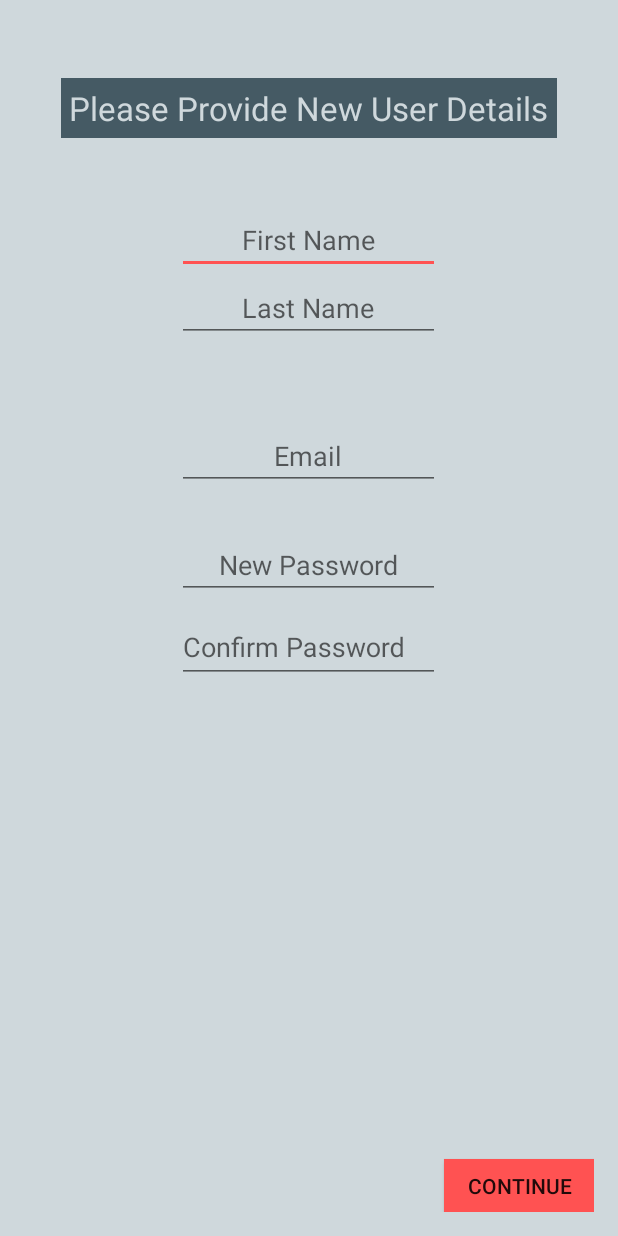
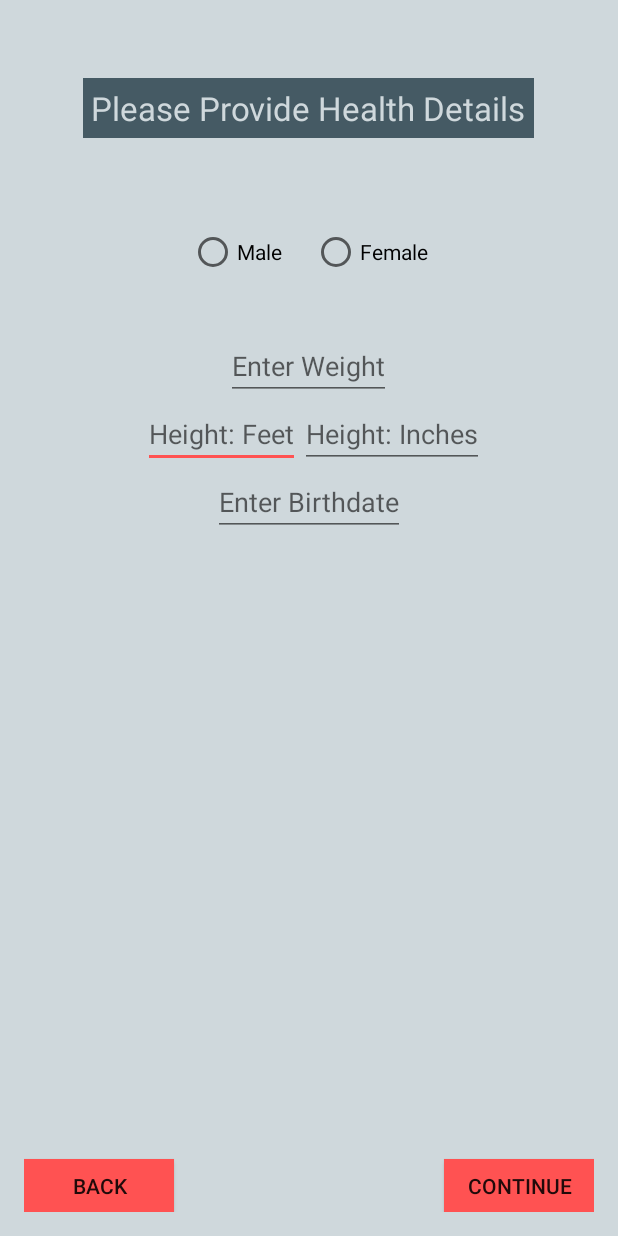
Before and after one commit to benviss/epic-android-fitnessapp, an Android app: the layout activity_sign_up.xml on its own in the app's theme, with its tools: preview values and no code run, on a phone screen of 412 x 824 dp. Run offline under Robolectric (Android 15) with nearby library versions, the phone set to English and light mode, and no system bars.

Commit message:
add saved exercises view port, adjusted sign ups

```diff
--- a/app/src/main/res/layout/activity_sign_up.xml
+++ b/app/src/main/res/layout/activity_sign_up.xml
@@ -18,6 +18,124 @@
     <RelativeLayout
         android:layout_width="match_parent"
         android:layout_height="match_parent"
+        android:id="@+id/healthInfoView">
+
+        <TextView
+            android:layout_width="wrap_content"
+            android:layout_height="wrap_content"
+            android:textAppearance="?android:attr/textAppearanceLarge"
+            android:text="Please Provide Health Details"
+            android:id="@+id/viewTitleHealth"
+            android:background="@color/colorPrimaryDark"
+            android:padding="5dp"
+            android:textColor="@color/colorPrimaryLight"
+            android:layout_marginTop="36dp"
+            android:layout_alignParentTop="true"
+            android:layout_centerHorizontal="true" />
+
+        <EditText
+            android:layout_width="wrap_content"
+            android:layout_height="wrap_content"
+            android:id="@+id/userHeight"
+            android:hint="Height: Feet"
+            android:nextFocusDown="@+id/userWeightInput"
+            android:layout_below="@+id/userWeightInput"
+            android:layout_alignLeft="@+id/viewTitleHealth"
+            android:layout_alignStart="@+id/viewTitleHealth"
+            android:layout_marginLeft="40dp"
+            android:layout_marginStart="40dp" />
+
+        <EditText
+            android:layout_width="wrap_content"
+            android:layout_height="wrap_content"
+            android:id="@+id/userWeightInput"
+            android:nextFocusDown="@+id/userBirthInput"
+            android:hint="Enter Weight"
+            android:layout_below="@+id/viewTitleHealth"
+            android:layout_centerHorizontal="true"
+            android:layout_marginTop="129dp"
+            android:inputType="number" />
+
+        <EditText
+            android:layout_width="wrap_content"
+            android:layout_height="wrap_content"
+            android:id="@+id/userBirthInput"
+            android:hint="Enter Birthdate"
+            android:inputType="date"
+            android:layout_below="@+id/userHeight"
+            android:layout_centerHorizontal="true" />
+
+        <Button
+            style="?android:attr/buttonStyleSmall"
+            android:layout_width="wrap_content"
+            android:layout_height="35dp"
+            android:text="Back"
+            android:id="@+id/backButton1"
+            android:background="@color/colorAccent"
+            android:minWidth="100dp"
+            android:onClick="onClickBack"
+            android:layout_alignParentBottom="true"
+            android:layout_alignParentLeft="true"
+            android:layout_alignParentStart="true" />
+
+        <Button
+            style="?android:attr/buttonStyleSmall"
+            android:layout_width="wrap_content"
+            android:layout_height="35dp"
+            android:text="Continue"
+            android:id="@+id/continueButton2"
+            android:background="@color/colorAccent"
+            android:minWidth="100dp"
+            android:onClick="onClickContinue"
+            android:layout_alignParentBottom="true"
+            android:layout_alignParentRight="true"
+            android:layout_alignParentEnd="true" />
+
+        <LinearLayout
+            android:orientation="horizontal"
+            android:layout_width="match_parent"
+            android:layout_height="wrap_content"
+            android:gravity="center_horizontal"
+            android:id="@+id/linearLayout"
+            android:layout_below="@+id/viewTitleHealth"
+            android:layout_alignParentLeft="true"
+            android:layout_alignParentStart="true"
+            android:layout_marginTop="60dp">
+
+            <RadioButton
+                android:layout_width="wrap_content"
+                android:layout_height="wrap_content"
+                android:text="Male"
+                android:id="@+id/userGenderMaleRadio"
+                android:checked="false"
+                android:paddingRight="20dp"
+                android:onClick="onClickGenderSet" />
+
+            <RadioButton
+                android:layout_width="wrap_content"
+                android:layout_height="wrap_content"
+                android:text="Female"
+                android:id="@+id/userGenderFemaleRadio"
+                android:checked="false"
+                android:onClick="onClickGenderSet" />
+        </LinearLayout>
+
+        <EditText
+            android:layout_width="wrap_content"
+            android:layout_height="wrap_content"
+            android:id="@+id/userIncheskaka"
+            android:hint="Height: Inches"
+            android:nextFocusDown="@+id/userWeightInput"
+            android:layout_below="@+id/userWeightInput"
+            android:layout_toRightOf="@+id/userHeight"
+            android:layout_toEndOf="@+id/userHeight" />
+
+
+    </RelativeLayout>
+
+    <RelativeLayout
+        android:layout_width="match_parent"
+        android:layout_height="match_parent"
         android:clickable="true"
         android:id="@+id/contactInfoView">
         <EditText
@@ -26,6 +144,7 @@
             android:id="@+id/newUserFirstName"
             android:layout_marginTop="121dp"
             android:hint="First Name"
+            android:nextFocusDown="@+id/newUserLastName"
             android:inputType="text"
             android:text=""
             android:layout_alignParentTop="true"
@@ -36,6 +155,7 @@
             android:layout_width="wrap_content"
             android:layout_height="wrap_content"
             android:id="@+id/newUserLastName"
+            android:nextFocusDown="@+id/newEmail"
             android:hint="Last Name"
             android:inputType="text"
             android:text=""
@@ -48,6 +168,7 @@
             android:layout_width="wrap_content"
             android:layout_height="wrap_content"
             android:id="@+id/newEmail"
+            android:nextFocusDown="@+id/newUserPassword"
             android:hint="Email"
             android:inputType="text"
             android:text=""
@@ -61,6 +182,7 @@
             android:layout_height="wrap_content"
             android:id="@+id/newUserPassword"
             android:hint="New Password"
+            android:nextFocusDown="@+id/confirmPassword"
             android:inputType="textPassword"
             android:minWidth="175dp"
             android:textAlignment="center"
@@ -176,7 +298,7 @@
                 android:layout_width="wrap_content"
                 android:layout_height="wrap_content"
                 android:text="MaintainWeight"
-                android:id="@+id/radioButton2"
+                android:id="@+id/maintainWeight"
                 android:layout_gravity="center_horizontal"
                 android:checked="false"
                 android:onClick="onClickUserGoal" />
@@ -210,108 +332,6 @@
 
     </RelativeLayout>
 
-    <RelativeLayout
-        android:layout_width="match_parent"
-        android:layout_height="match_parent"
-        android:id="@+id/healthInfoView">
-
-        <TextView
-            android:layout_width="wrap_content"
-            android:layout_height="wrap_content"
-            android:textAppearance="?android:attr/textAppearanceLarge"
-            android:text="Please Provide Health Details"
-            android:id="@+id/viewTitleHealth"
-            android:background="@color/colorPrimaryDark"
-            android:padding="5dp"
-            android:textColor="@color/colorPrimaryLight"
-            android:layout_marginTop="36dp"
-            android:layout_alignParentTop="true"
-            android:layout_centerHorizontal="true" />
-
-        <EditText
-            android:layout_width="wrap_content"
-            android:layout_height="wrap_content"
-            android:id="@+id/userHeightInput"
-            android:hint="Enter Height"
-            android:layout_below="@+id/userWeightInput"
-            android:layout_centerHorizontal="true" />
-
-        <EditText
-            android:layout_width="wrap_content"
-            android:layout_height="wrap_content"
-            android:id="@+id/userWeightInput"
-            android:hint="Enter Weight"
-            android:layout_below="@+id/viewTitleHealth"
-            android:layout_centerHorizontal="true"
-            android:layout_marginTop="129dp"
-            android:inputType="number" />
-
-        <EditText
-            android:layout_width="wrap_content"
-            android:layout_height="wrap_content"
-            android:id="@+id/userBirthInput"
-            android:hint="Enter Birthdate"
-            android:inputType="date"
-            android:layout_below="@+id/userHeightInput"
-            android:layout_centerHorizontal="true" />
-
-        <Button
-            style="?android:attr/buttonStyleSmall"
-            android:layout_width="wrap_content"
-            android:layout_height="35dp"
-            android:text="Back"
-            android:id="@+id/backButton1"
-            android:background="@color/colorAccent"
-            android:minWidth="100dp"
-            android:onClick="onClickBack"
-            android:layout_alignParentBottom="true"
-            android:layout_alignParentLeft="true"
-            android:layout_alignParentStart="true" />
-
-        <Button
-            style="?android:attr/buttonStyleSmall"
-            android:layout_width="wrap_content"
-            android:layout_height="35dp"
-            android:text="Continue"
-            android:id="@+id/continueButton2"
-            android:background="@color/colorAccent"
-            android:minWidth="100dp"
-            android:onClick="onClickContinue"
-            android:layout_alignParentBottom="true"
-            android:layout_alignParentRight="true"
-            android:layout_alignParentEnd="true" />
-
-        <LinearLayout
-            android:orientation="horizontal"
-            android:layout_width="match_parent"
-            android:layout_height="wrap_content"
-            android:gravity="center_horizontal"
-            android:id="@+id/linearLayout"
-            android:layout_below="@+id/viewTitleHealth"
-            android:layout_alignParentLeft="true"
-            android:layout_alignParentStart="true"
-            android:layout_marginTop="60dp">
-
-            <RadioButton
-                android:layout_width="wrap_content"
-                android:layout_height="wrap_content"
-                android:text="Male"
-                android:id="@+id/userGenderMaleRadio"
-                android:checked="false"
-                android:paddingRight="20dp"
-                android:onClick="onClickGenderSet" />
-
-            <RadioButton
-                android:layout_width="wrap_content"
-                android:layout_height="wrap_content"
-                android:text="Female"
-                android:id="@+id/userGenderFemaleRadio"
-                android:checked="false"
-                android:onClick="onClickGenderSet" />
-        </LinearLayout>
-
-    </RelativeLayout>
-
 </ViewFlipper>
 
 </RelativeLayout>
```
Also changed, not shown: app/src/main/java/com/fitapp/vizo/fitnessapp/ui/SignUpActivity.java (+27 -13 lines).
